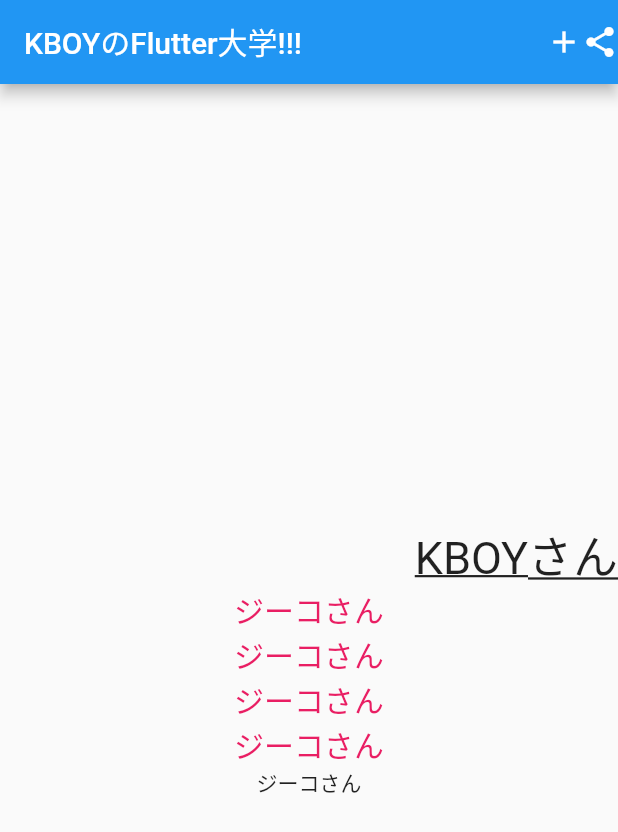
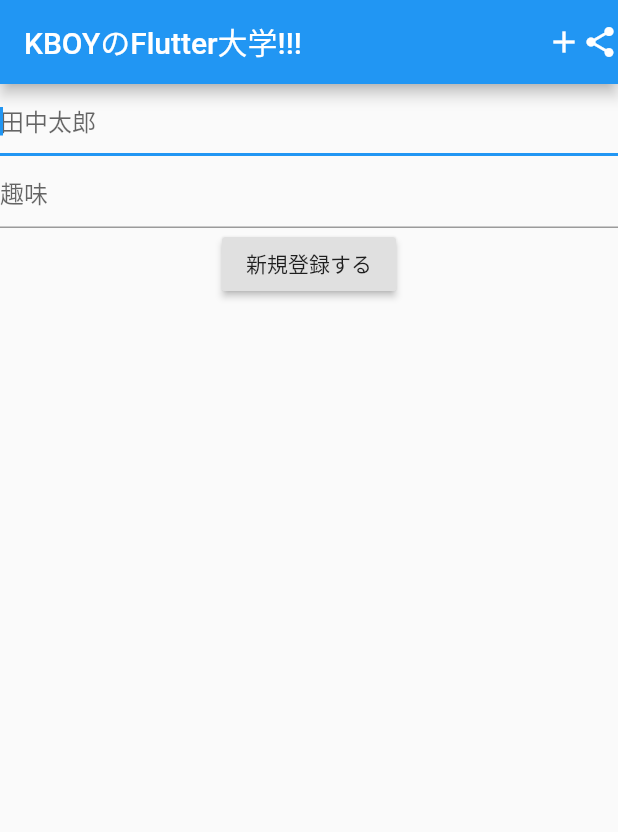
Before and after one commit to RN24/Flutter-University-practice, a Flutter app: the screen it shows after launch, on a phone screen of 412 x 824 dp. Shown: the top 832 px of the screen. Run offline on Flutter 3.47's test engine with Material 2 defaults, Android fonts, the phone set to English and light mode, and no system bars.

Commit message:
asof20200608 Finish 【Flutter超入門】TextFieldを使って入力フォームを作る方法 （iOS/Androidアプリ開発,プログラミング）

```diff
--- a/lib/main.dart
+++ b/lib/main.dart
@@ -26,6 +26,7 @@ class MyHomePage extends StatefulWidget {
 
 
   final String title;
+  String name;
 
   @override
   _MyHomePageState createState() => _MyHomePageState();
@@ -40,7 +41,11 @@ class _MyHomePageState extends State<MyHomePage> {
     });
   }
 
-  String text = 'つぎへ';
+
+
+  final myFocusNode = FocusNode();
+  String name;
+  final myController = TextEditingController();
 
   @override
   Widget build(BuildContext context) {
@@ -55,46 +60,47 @@ class _MyHomePageState extends State<MyHomePage> {
       body: Container(
         width: double.infinity,
         child: Column(
-          mainAxisAlignment: MainAxisAlignment.center,
-          crossAxisAlignment: CrossAxisAlignment.center,
           children: <Widget>[
-            Container(
-              width: double.infinity,
-              child: Text(
-                "KBOYさん",
-                textAlign: TextAlign.end,
-                style: TextStyle(
-                  fontSize: 30,
-                  //color: Colors.orangeAccent,
-                  //fontWeight: FontWeight.bold,
-                  //fontStyle: FontStyle.italic,
-                  decoration: TextDecoration.underline,
-//                foreground: Paint()
-//                  ..style = PaintingStyle.stroke
-//                  ..strokeWidth = 3
-//                  ..color = Colors.blue[700],
-                ),
+            TextField(
+              autofocus: true,
+              decoration: InputDecoration(
+
+                  hintText: '田中太郎'
+              ),
+              onChanged: (text) { //都度都度変更
+                print("First text field: $text");
+                name = text;
+              },
+            ),
+            TextField(
+              controller: myController,//ボタン押したときだけ！
+              focusNode: myFocusNode,
+              decoration: InputDecoration(
+                hintText: '趣味'
               ),
             ),
-            DefaultTextStyle(
-              style: TextStyle(
-                fontSize: 20,
-                color: Colors.pink,
-              ),
-              child: Column(
-                children: <Widget>[
-                  Text("ジーコさん"),
-                  Text("ジーコさん"),
-                  Text("ジーコさん"),
-                  Text("ジーコさん"),
-                ],
-              ),
+            RaisedButton(
+              child: Text('新規登録する'),
+              onPressed: () {
+                // TODO:
+                //myFocusNode.requestFocus();
+                //print(myController.text);
+                showDialog(
+                  context: context,
+                  builder: (context) {
+                    return AlertDialog(
+                      // Retrieve the text the user has entered by using the
+                      // TextEditingController.
+                      content: Text('どこ触っとんねん！'),
+                    );
+                  },
+                );
+              },
             ),
-            Text("ジーコさん"),
-//
-          ],
+        ],
         ),
-      ),
-    );
+        ),
+      );
+
   }
 }
```
